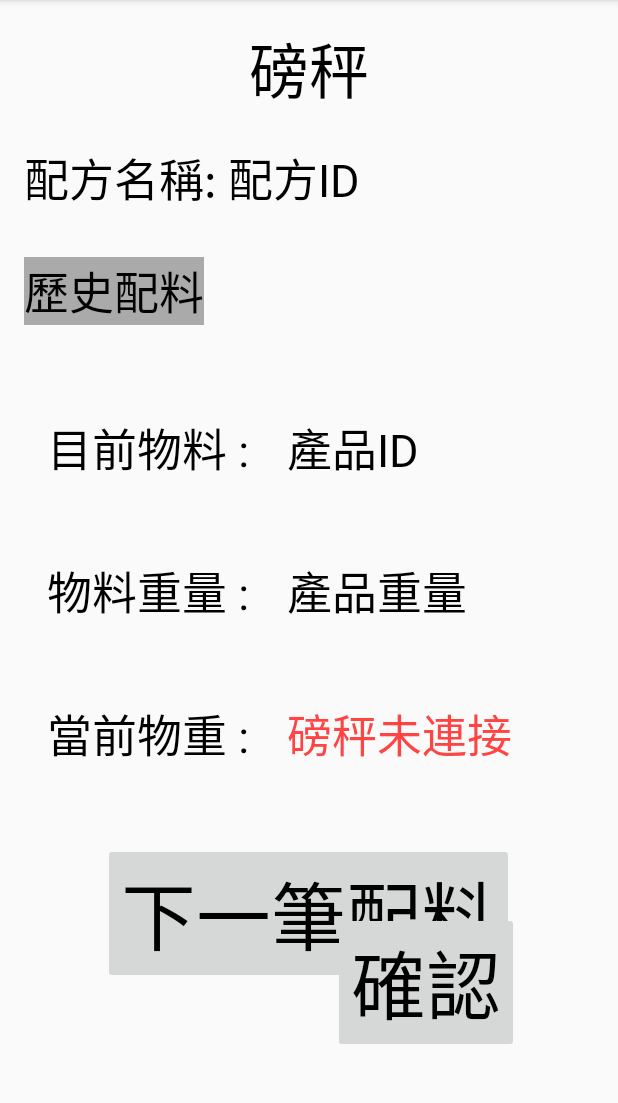
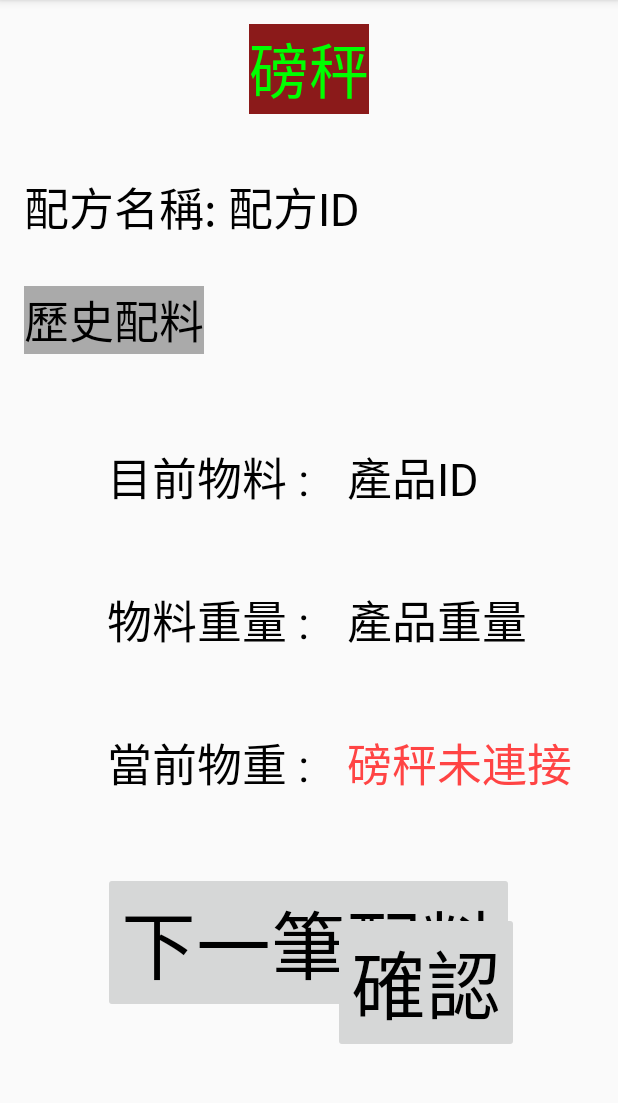
Before and after one commit to medionchou/Android-Test, an Android app: the screen it shows after launch (MainActivity), on a phone screen of 412 x 824 dp, the part 84-1187 px from its top. Run offline under Robolectric (Android 15) with nearby library versions, the phone set to English and light mode, and no system bars.

Commit message:
Add marquee to MainActivity.
But not sure if it's ok for other ui updating while marquee is running.

```diff
--- a/app/src/main/java/com/medion/project_icescream403/MainActivity.java
+++ b/app/src/main/java/com/medion/project_icescream403/MainActivity.java
@@ -17,6 +17,8 @@ import android.view.View;
 import android.widget.Button;
 import android.widget.TextView;
 
+
+import org.w3c.dom.Text;
 
 import java.lang.ref.WeakReference;
 import java.util.ArrayList;
@@ -43,6 +45,7 @@ public class MainActivity extends AppCompatActivity {
     private Timer timer;
     private Scale[] scales;
     private TextView scannedItemTextView;
+    private TextView runningTextView;
     private List<UsbDevice> scaleList;
 
     private boolean isAnyUsbConnected; ///
@@ -56,6 +59,7 @@ public class MainActivity extends AppCompatActivity {
 
         for (int i = 0; i < scales.length; i++)
             isAnyUsbConnected |= scales[i].isUsbConnected();
+
 
 
         if (scales.length > 0 && isAnyUsbConnected) {
@@ -117,6 +121,7 @@ public class MainActivity extends AppCompatActivity {
         nextButton.setEnabled(false);
         nextButton.setOnClickListener(new NextButtonListener());
         scannedItemTextView = (TextView) findViewById(R.id.scanned_item_text_view);
+        runningTextView = (TextView) findViewById(R.id.marquee_text_view);
         timer = new Timer();
         isAnyUsbConnected = false;
     }
@@ -225,6 +230,10 @@ public class MainActivity extends AppCompatActivity {
         } catch(IllegalArgumentException e) {
             Log.e("Client", "IllegalArgumentException: " + e.toString());
         }
+    }
+
+    public void setMsgTextView(String msg) {
+        runningTextView.setText(msg);
     }
 
     public void restartActivity(int type) {
@@ -471,8 +480,8 @@ public class MainActivity extends AppCompatActivity {
             int scaleIndex = scaleManager.getScaleIndex();
             int oldIndex = scaleIndex;
             int newIndex;
-            /*int recipeIndex = scaleManager.getRecipeIndex();
-            int recipeLength = recipeGroup.get(0).size();*/
+            int recipeIndex = scaleManager.getRecipeIndex();
+            int recipeLength = recipeGroup.get(0).size();
 
 
             scaleIndex = (scaleIndex + 1) % scaleManager.getScaleCount();
@@ -485,7 +494,7 @@ public class MainActivity extends AppCompatActivity {
             scaleManager.setScaleIndex(scaleIndex);
 
 
-            /*if (recipeIndex == (recipeLength - 1)) {
+            if (recipeIndex == (recipeLength - 1)) {
                 recipeIndex = 0;
                 scaleManager.setRecipeIndex(recipeIndex);
                 recipeGroup.remove(0);
@@ -502,7 +511,7 @@ public class MainActivity extends AppCompatActivity {
                     alertDialog.show();
                     nextButton.setEnabled(true);
                 } else {
-                     set serialNumber to empty in order to reset the state to original.
+                    // set serialNumber to empty in order to reset the state to original.
                     client.setSerialNumber("");
                 }
 
@@ -521,7 +530,7 @@ public class MainActivity extends AppCompatActivity {
                 scaleManager.setPdaState(States.PDA_SCANNING);
                 confirmButton.setEnabled(false);
                 count++;
-            }*/
+            }
         }
     }
 
--- a/app/src/main/java/com/medion/project_icescream403/Recipe.java
+++ b/app/src/main/java/com/medion/project_icescream403/Recipe.java
@@ -11,6 +11,8 @@ public class Recipe {
     private String productName;
     private double weight;
     private String weightUnit;
+
+
 
     public Recipe(String ingredientID, String ingredientName, String productID, String productName, double weight, String weightUnit) {
         this.ingredientID = ingredientID;
--- a/app/src/main/res/layout/activity_main.xml
+++ b/app/src/main/res/layout/activity_main.xml
@@ -16,15 +16,31 @@
         android:layout_weight="2"
         android:orientation="vertical">
 
+
+        <TextView
+            android:id="@+id/marquee_text_view"
+            android:layout_width="wrap_content"
+            android:layout_height="wrap_content"
+            android:layout_centerHorizontal="true"
+            android:layout_alignParentTop="true"
+            android:singleLine="true"
+            android:textSize="40sp"
+            android:marqueeRepeatLimit="marquee_forever"
+            android:ellipsize="marquee"
+            android:scrollHorizontally="true"
+            android:focusable="true"
+            android:focusableInTouchMode="true"
+            android:textColor="#00FF00"
+            android:background="#8B1A1A"
+            android:text="磅秤"/>
+
+        <!--Helper Text view to position other view component-->
         <TextView
             android:id="@+id/scale_text_view"
             android:layout_width="wrap_content"
             android:layout_height="wrap_content"
-            android:layout_alignParentTop="true"
-            android:layout_centerHorizontal="true"
-            android:text="磅秤"
-            android:textColor="@android:color/black"
-            android:textSize="40sp" />
+            android:layout_below="@+id/marquee_text_view"
+            android:layout_centerHorizontal="true"/>
 
 
         <TextView
```
Also changed, not shown: app/src/main/java/com/medion/project_icescream403/Client.java (+16 -0 lines).
